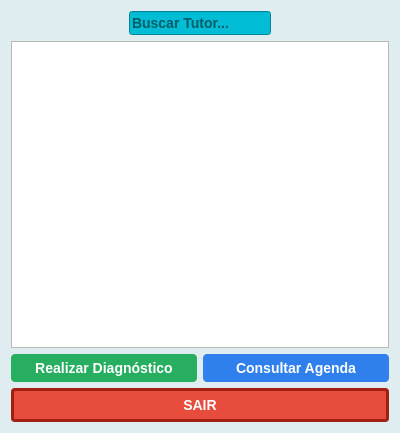
Before: the Qt Designer form tela_veterinario.ui in mateuszinum/Projeto-Clinica-Veterinaria, drawn with Qt 5.
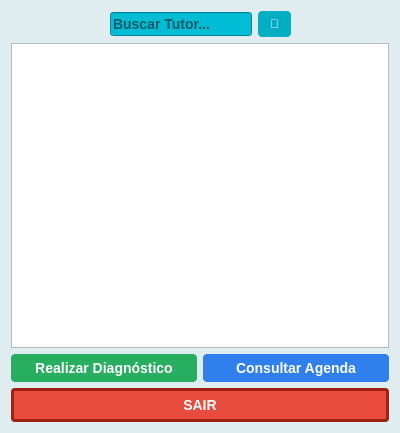
After: the same form once the commit is applied.

Patch:
```diff
--- a/tela_veterinario.ui
+++ b/tela_veterinario.ui
@@ -47,6 +47,34 @@
        </property>
       </widget>
      </item>
+     <item>
+      <widget class="QPushButton" name="pushButton">
+       <property name="maximumSize">
+        <size>
+         <width>40</width>
+         <height>16777215</height>
+        </size>
+       </property>
+       <property name="styleSheet">
+        <string notr="true">QPushButton {
+    background-color: #02aec4;
+    color: white;
+    border: none;
+    border-radius: 4px;
+    padding: 6px 12px;
+    font-family: &quot;Arial&quot;, sans-serif;
+    font-size: 12px;
+    font-weight: bold;
+}
+QPushButton:hover {
+    background-color: #0398ab;
+}</string>
+       </property>
+       <property name="text">
+        <string>🔎</string>
+       </property>
+      </widget>
+     </item>
      <item>
       <spacer name="horizontalSpacer_3">
        <property name="orientation">
```
